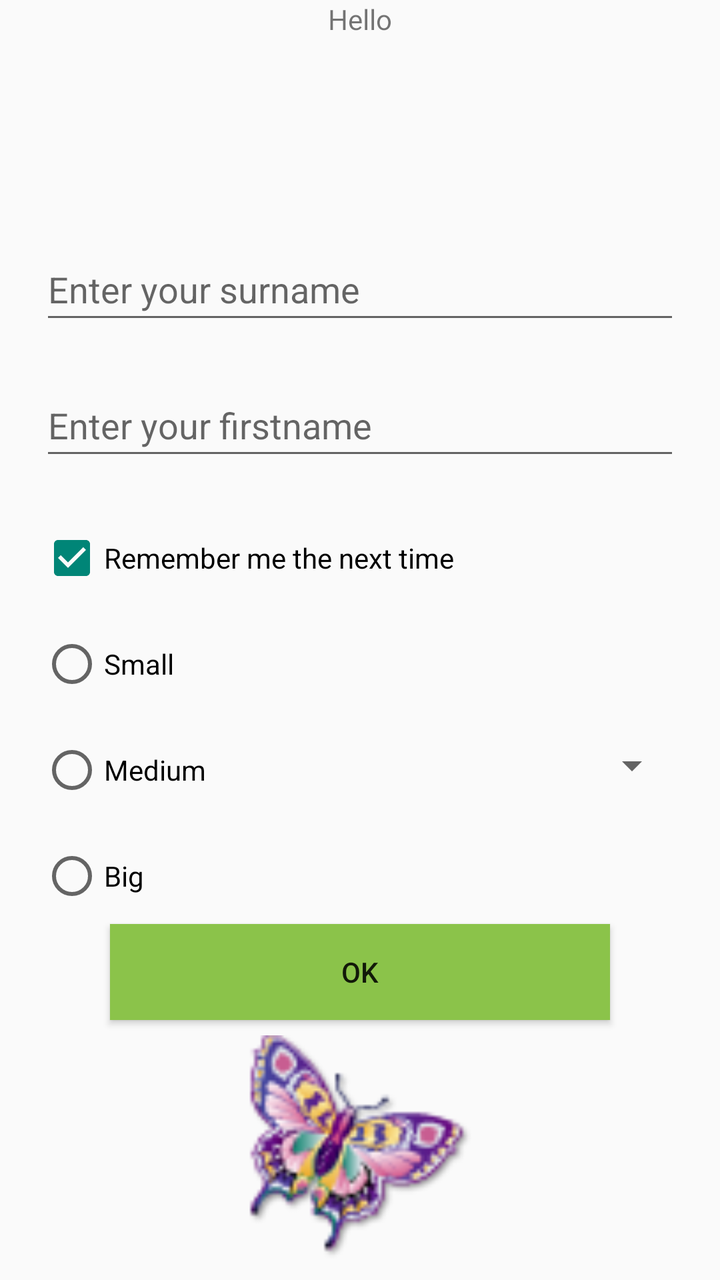
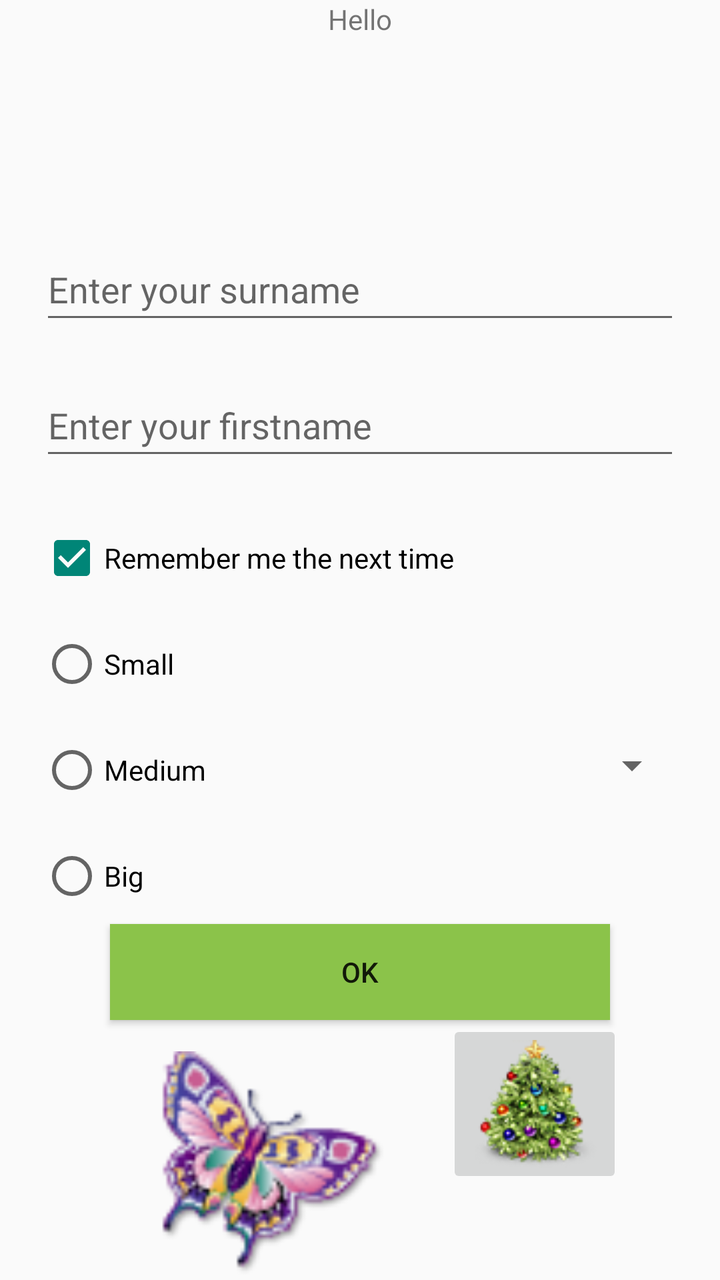

Two renders of the same Android screen: before a commit and after it. Below are the layout's source before the change and the commit's diff.
<!-- AndroidManifest.xml: activity theme Theme.AppCompat.DayNight.DarkActionBar -->
<!-- res/layout/activity_main.xml -->
<?xml version="1.0" encoding="utf-8"?>
<androidx.constraintlayout.widget.ConstraintLayout xmlns:android="http://schemas.android.com/apk/res/android"
    xmlns:tools="http://schemas.android.com/tools"
    android:layout_width="match_parent"
    android:layout_height="match_parent"
    xmlns:app="http://schemas.android.com/apk/res-auto">

    <TextView
        android:id="@+id/textView2"
        android:layout_width="wrap_content"
        android:layout_height="wrap_content"
        android:text="@string/textview_hello"
        app:layout_constraintEnd_toEndOf="parent"
        app:layout_constraintStart_toStartOf="parent"
        app:layout_constraintTop_toTopOf="parent" />

    <EditText
        android:id="@+id/edit_surname"
        android:layout_width="0dp"
        android:layout_height="48dp"
        android:layout_marginStart="20dp"
        android:layout_marginTop="100dp"
        android:layout_marginEnd="20dp"
        android:autofillHints="@string/enter_surname"
        android:ems="10"
        android:hint="@string/enter_surname"
        android:inputType="text"
        app:layout_constraintEnd_toEndOf="parent"
        app:layout_constraintStart_toStartOf="parent"
        app:layout_constraintTop_toBottomOf="@+id/textView2" />

    <EditText
        android:id="@+id/edit_firstname"
        android:layout_width="0dp"
        android:layout_height="48dp"
        android:layout_marginStart="20dp"
        android:layout_marginTop="20dp"
        android:layout_marginEnd="20dp"
        android:autofillHints="@string/enter_firstname"
        android:ems="10"
        android:hint="@string/enter_firstname"
        android:inputType="text"
        android:rotation="0"
        app:layout_constraintEnd_toEndOf="parent"
        app:layout_constraintStart_toStartOf="parent"
        app:layout_constraintTop_toBottomOf="@+id/edit_surname" />

    <CheckBox
        android:id="@+id/ch_rem"
        android:layout_width="wrap_content"
        android:layout_height="48dp"
        android:layout_marginStart="20dp"
        android:layout_marginTop="20dp"
        android:checked="true"
        android:text="@string/ch_remember"
        app:layout_constraintStart_toStartOf="parent"
        app:layout_constraintTop_toBottomOf="@+id/edit_firstname" />

    <RadioGroup
        android:id="@+id/radioGroup"
        android:layout_width="wrap_content"
        android:layout_height="wrap_content"
        app:layout_constraintStart_toStartOf="parent"
        app:layout_constraintTop_toBottomOf="@+id/ch_rem">

        <RadioButton
            android:id="@+id/rd_small"
            android:layout_width="wrap_content"
            android:layout_height="48dp"
            android:layout_marginStart="20dp"
            android:layout_marginTop="5dp"
            android:text="Small" />

        <RadioButton
            android:id="@+id/rd_medium"
            android:layout_width="wrap_content"
            android:layout_height="48dp"
            android:layout_marginStart="20dp"
            android:layout_marginTop="5dp"
            android:text="Medium" />

        <RadioButton
            android:id="@+id/rd_big"
            android:layout_width="wrap_content"
            android:layout_height="48dp"
            android:layout_marginStart="20dp"
            android:layout_marginTop="5dp"
            android:text="Big" />
    </RadioGroup>

    <Button
        android:id="@+id/btn_ok"
        android:layout_width="250dp"
        android:layout_height="wrap_content"
        android:background="#8BC34A"
        android:text="OK"
        app:layout_constraintEnd_toEndOf="parent"
        app:layout_constraintStart_toStartOf="parent"
        app:layout_constraintTop_toBottomOf="@+id/radioGroup" />

    <ImageView
        android:id="@+id/img_butterfly"
        android:layout_width="113dp"
        android:layout_height="128dp"
        android:src="@drawable/may"
        app:layout_constraintEnd_toEndOf="parent"
        app:layout_constraintStart_toStartOf="parent"
        app:layout_constraintTop_toBottomOf="@+id/btn_ok" />

    <ImageButton
        android:id="@+id/btn_gotoanother"
        android:layout_width="wrap_content"
        android:layout_height="wrap_content"
        android:src="@drawable/dec"
        app:layout_constraintEnd_toEndOf="parent"
        app:layout_constraintStart_toStartOf="parent"
        app:layout_constraintTop_toBottomOf="@+id/img_butterfly" />

    <Spinner
        android:id="@+id/title_selector"
        android:layout_width="0dp"
        android:layout_height="50dp"
        android:layout_marginStart="20dp"
        android:layout_marginEnd="20dp"
        app:layout_constraintBottom_toTopOf="@+id/btn_ok"
        app:layout_constraintEnd_toEndOf="parent"
        app:layout_constraintStart_toEndOf="@+id/radioGroup"
        app:layout_constraintTop_toBottomOf="@+id/ch_rem" />

</androidx.constraintlayout.widget.ConstraintLayout>
<!-- resources referenced by this layout -->
<resources>
  <!-- drawable dec: png bitmap (drawable, 11131 bytes) -->
  <!-- drawable may: png bitmap (drawable, 6777 bytes) -->
  <string name="ch_remember">Remember me the next time</string>
  <string name="enter_firstname">Enter your firstname</string>
  <string name="enter_surname">Enter your surname</string>
  <string name="textview_hello">Hello</string>
</resources>

<!-- the commit's change to res/layout/activity_main.xml (unified diff, before → after) -->
@@ -102,8 +102,9 @@
         android:id="@+id/img_butterfly"
         android:layout_width="113dp"
         android:layout_height="128dp"
+        android:layout_marginStart="80dp"
+        android:layout_marginTop="8dp"
         android:src="@drawable/may"
-        app:layout_constraintEnd_toEndOf="parent"
         app:layout_constraintStart_toStartOf="parent"
         app:layout_constraintTop_toBottomOf="@+id/btn_ok" />
 
@@ -113,8 +114,9 @@
         android:layout_height="wrap_content"
         android:src="@drawable/dec"
         app:layout_constraintEnd_toEndOf="parent"
-        app:layout_constraintStart_toStartOf="parent"
-        app:layout_constraintTop_toBottomOf="@+id/img_butterfly" />
+        app:layout_constraintHorizontal_bias="0.384"
+        app:layout_constraintStart_toEndOf="@+id/img_butterfly"
+        app:layout_constraintTop_toBottomOf="@+id/btn_ok" />
 
     <Spinner
         android:id="@+id/title_selector"
@@ -127,4 +129,14 @@
         app:layout_constraintStart_toEndOf="@+id/radioGroup"
         app:layout_constraintTop_toBottomOf="@+id/ch_rem" />
 
+    <Button
+        android:id="@+id/btn_alert"
+        android:layout_width="310dp"
+        android:layout_height="55dp"
+        android:backgroundTint="#689F38"
+        android:text="@string/showdialog"
+        app:icon="@android:drawable/ic_dialog_alert"
+        app:layout_constraintEnd_toEndOf="parent"
+        app:layout_constraintStart_toStartOf="parent"
+        app:layout_constraintTop_toBottomOf="@+id/img_butterfly" />
 </androidx.constraintlayout.widget.ConstraintLayout>
<!-- resource entries referenced after the edit -->
@@ -5,6 +5,7 @@
   <string name="ch_remember">Remember me the next time</string>
   <string name="enter_firstname">Enter your firstname</string>
   <string name="enter_surname">Enter your surname</string>
+  <string name="showdialog">Show Dialog Box</string>
   <string name="textview_hello">Hello</string>
 </resources>
 
